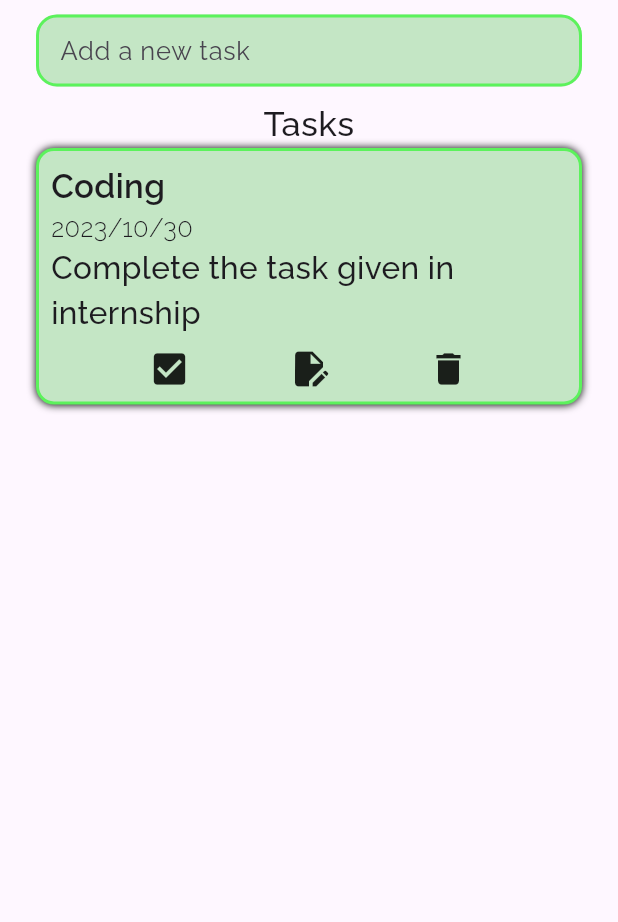
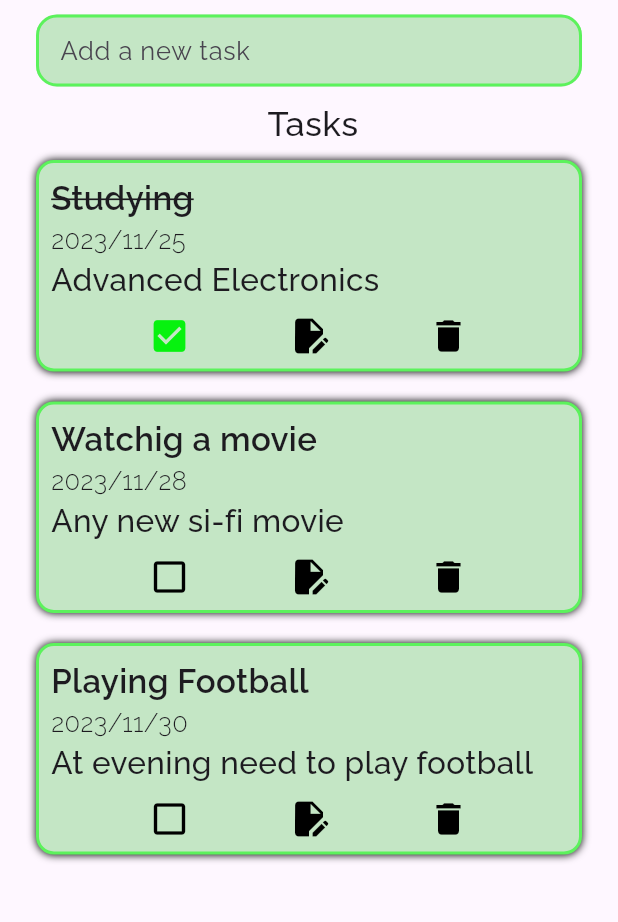
Before and after one commit to Robertgovind/CODSOFT, a Flutter app: the screen it shows after launch, on a phone screen of 412 x 824 dp, the part 95-1017 px from its top. Run offline on Flutter 3.47's test engine with Material 3 defaults, Android fonts, the phone set to English and light mode, and no system bars; our stand-ins replace google_fonts.

Commit message:
second day

```diff
--- a/task01_todo_app/lib/main.dart
+++ b/task01_todo_app/lib/main.dart
@@ -11,10 +11,11 @@ class MyApp extends StatelessWidget {
 
   @override
   Widget build(BuildContext context) {
-    return const MaterialApp(
+    return MaterialApp(
       debugShowCheckedModeBanner: false,
       title: "ToDo app",
       home: TodoPage(),
+      theme: ThemeData(brightness: Brightness.light),
     );
   }
 }
--- a/task01_todo_app/lib/models/task.dart
+++ b/task01_todo_app/lib/models/task.dart
@@ -1,20 +1,18 @@
 class Task {
-  String taskTitle;
-  String date;
-  String description;
+  String? taskTitle;
+  String? date;
+  String? description;
   bool isCompleted;
 
-  Task(
-      {required this.taskTitle,
-      required this.date,
-      required this.description,
-      this.isCompleted = false});
+  Task({this.taskTitle, this.date, this.description, this.isCompleted = false});
 
-  List<Task> taskList = [
+  List<Task> taskList() {
+    return [
       Task(
           taskTitle: "Studying",
           date: '2023/11/25',
-        description: "Advanced Electronics"),
+          description: "Advanced Electronics",
+          isCompleted: true),
       Task(
           taskTitle: 'Watchig a movie',
           date: '2023/11/28',
@@ -25,3 +23,4 @@ class Task {
           description: 'At evening need to play football'),
     ];
   }
+}
--- a/task01_todo_app/lib/pages/todo_page.dart
+++ b/task01_todo_app/lib/pages/todo_page.dart
@@ -1,10 +1,18 @@
 import 'package:flutter/material.dart';
 import 'package:google_fonts/google_fonts.dart';
+import 'package:task01_todo_app/models/task.dart';
 import 'package:task01_todo_app/widgets/add_task_container.dart';
-import 'package:task01_todo_app/widgets/task_card.dart';
+import 'package:task01_todo_app/widgets/task_screen.dart';
 
-class TodoPage extends StatelessWidget {
+class TodoPage extends StatefulWidget {
   const TodoPage({super.key});
+
+  @override
+  State<TodoPage> createState() => _TodoPageState();
+}
+
+class _TodoPageState extends State<TodoPage> {
+  var task = Task().taskList();
 
   @override
   Widget build(BuildContext context) {
@@ -24,21 +32,8 @@ class TodoPage extends StatelessWidget {
                 height: 10,
               ),
               const AddTaskTextField(),
-              const SizedBox(
-                height: 8,
-              ),
-              Expanded(
-                child: ListView(
-                  children: [
-                    Text(
-                      "Tasks",
-                      style: GoogleFonts.raleway(
-                          fontSize: 23, fontWeight: FontWeight.w500),
-                      textAlign: TextAlign.center,
-                    ),
-                    const TaskCard()
-                  ],
-                ),
+              TaskScreen(
+                task_list: task,
               )
             ],
           ),
--- a/task01_todo_app/lib/widgets/editing_icons.dart
+++ b/task01_todo_app/lib/widgets/editing_icons.dart
@@ -5,14 +5,17 @@ class EditingIcons extends StatelessWidget {
     super.key,
     required,
     this.icon,
+    this.color = Colors.black,
   });
   final icon;
+  final color;
 
   @override
   Widget build(BuildContext context) {
     return Icon(
       icon,
       size: 28,
+      color: color,
     );
   }
 }
--- a/task01_todo_app/lib/widgets/task_card.dart
+++ b/task01_todo_app/lib/widgets/task_card.dart
@@ -6,11 +6,19 @@ import 'package:task01_todo_app/widgets/editing_icons.dart';
 class TaskCard extends StatelessWidget {
   const TaskCard({
     super.key,
+    required this.title,
+    required this.date,
+    this.description,
+    this.isCompleted,
   });
-
+  final title;
+  final date;
+  final description;
+  final isCompleted;
   @override
   Widget build(BuildContext context) {
     return Container(
+      margin: EdgeInsets.only(bottom: 20),
       padding: const EdgeInsets.all(8),
       decoration: BoxDecoration(
           borderRadius: BorderRadius.circular(12),
@@ -25,17 +33,22 @@ class TaskCard extends StatelessWidget {
             crossAxisAlignment: CrossAxisAlignment.start,
             children: [
               Text(
-                "Coding",
+                title,
                 style: GoogleFonts.raleway(
-                    fontSize: 22, fontWeight: FontWeight.w600),
+                  decoration: isCompleted
+                      ? TextDecoration.lineThrough
+                      : TextDecoration.none,
+                  fontSize: 22,
+                  fontWeight: FontWeight.w600,
+                ),
               ),
               Text(
-                "2023/10/30",
+                date,
                 style: GoogleFonts.raleway(
                     fontSize: 17, fontWeight: FontWeight.w300),
               ),
               Text(
-                'Complete the task given in internship',
+                description,
                 style: GoogleFonts.raleway(
                     fontSize: 21, fontWeight: FontWeight.w500),
               ),
@@ -44,11 +57,16 @@ class TaskCard extends StatelessWidget {
               ),
             ],
           ),
-          const Row(
+          Row(
             mainAxisAlignment: MainAxisAlignment.spaceEvenly,
             children: [
               EditingIcons(
-                icon: Icons.check_box,
+                icon: isCompleted
+                    ? Icons.check_box
+                    : Icons.check_box_outline_blank,
+                color: isCompleted
+                    ? const Color.fromARGB(255, 7, 242, 15)
+                    : Colors.black,
               ),
               EditingIcons(
                 icon: Icons.edit_document,
--- /dev/null
+++ b/task01_todo_app/lib/widgets/task_screen.dart
@@ -0,0 +1,44 @@
+import 'package:flutter/material.dart';
+import 'package:google_fonts/google_fonts.dart';
+import 'package:task01_todo_app/models/task.dart';
+import 'package:task01_todo_app/widgets/task_card.dart';
+
+class TaskScreen extends StatefulWidget {
+  TaskScreen({
+    super.key,
+    required this.task_list,
+  });
+
+  List<Task> task_list = [];
+
+  @override
+  State<TaskScreen> createState() => _TaskScreenState();
+}
+
+class _TaskScreenState extends State<TaskScreen> {
+  @override
+  Widget build(BuildContext context) {
+    return Expanded(
+      child: ListView(
+        children: [
+          Padding(
+            padding: const EdgeInsets.symmetric(vertical: 8),
+            child: Text(
+              " Tasks",
+              style: GoogleFonts.raleway(
+                  fontSize: 23, fontWeight: FontWeight.w500),
+              textAlign: TextAlign.center,
+            ),
+          ),
+          for (var task in widget.task_list)
+            TaskCard(
+              title: task.taskTitle,
+              date: task.date,
+              description: task.description,
+              isCompleted: task.isCompleted,
+            ),
+        ],
+      ),
+    );
+  }
+}
--- /dev/null
+++ b/todo/lib/main.dart
@@ -0,0 +1,19 @@
+import 'package:flutter/material.dart';
+import 'package:todo/pages/home.dart';
+
+void main() {
+  runApp(const MyApp());
+}
+
+class MyApp extends StatelessWidget {
+  const MyApp({super.key});
+
+  @override
+  Widget build(BuildContext context) {
+    return const MaterialApp(
+      debugShowCheckedModeBanner: false,
+      title: "ToDo App",
+      home: Home(),
+    );
+  }
+}
--- /dev/null
+++ b/todo/lib/widgets/model.dart
@@ -0,0 +1,25 @@
+class ToDo {
+  String? id;
+  String? workText;
+  bool? isCompleted;
+
+  ToDo({required this.id, required this.workText, this.isCompleted = false});
+
+  static List<ToDo> todolist() {
+    return [
+      ToDo(id: '01', workText: "Rading a novel"),
+      ToDo(id: '02', workText: "Watching a movie", isCompleted: true),
+      ToDo(id: '03', workText: "Flutter Tutorial"),
+      ToDo(id: '04', workText: "Advanced electronics practical"),
+      ToDo(
+          id: '05',
+          workText: "Football practice with friends",
+          isCompleted: true),
+      ToDo(id: '06', workText: "Data Structure and Algorithm tutorial"),
+      ToDo(id: '07', workText: "Practical of DSA"),
+      ToDo(id: '08', workText: "Talking to friend"),
+      ToDo(id: '09', workText: "Go to market", isCompleted: true),
+      ToDo(id: '10', workText: "Go to Cinema"),
+    ];
+  }
+}
```
Also changed, not shown: todo/analysis_options.yaml (added, +28 -0 lines), todo/lib/constants.dart (added, +11 -0 lines), todo/lib/pages/home.dart (added, +191 -0 lines), todo/lib/widgets/todo_list.dart (added, +67 -0 lines), todo/pubspec.yaml (added, +88 -0 lines), todo/assets/menu.gif (added), todo/assets/profile.webp (added), todo/pubspec.lock (added), 124 other files. Lines whose indentation alone changed are shown as unchanged.
